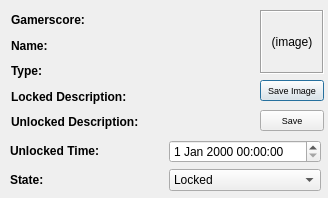
Above: XDBF/achievementviewer.ui from hetelek/XDBF-Manager before the change. Below: the same form after it.
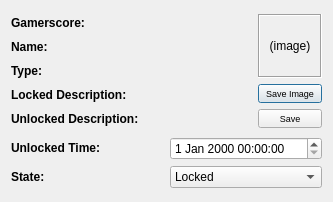
That is the form after the change.

Commit message: fixed UIs with layouts

Diff of the .ui file:
```diff
--- a/XDBF/achievementviewer.ui
+++ b/XDBF/achievementviewer.ui
@@ -6,37 +6,26 @@
    <rect>
     <x>0</x>
     <y>0</y>
-    <width>328</width>
-    <height>198</height>
+    <width>333</width>
+    <height>202</height>
    </rect>
   </property>
-  <property name="minimumSize">
-   <size>
-    <width>328</width>
-    <height>198</height>
-   </size>
-  </property>
-  <property name="maximumSize">
-   <size>
-    <width>328</width>
-    <height>198</height>
-   </size>
-  </property>
   <property name="windowTitle">
    <string>Achievement Entry</string>
   </property>
-  <widget class="QWidget" name="layoutWidget">
-   <property name="geometry">
-    <rect>
-     <x>11</x>
-     <y>11</y>
-     <width>241</width>
-     <height>121</height>
-    </rect>
-   </property>
+  <layout class="QVBoxLayout" name="verticalLayout_3">
+   <item>
+    <layout class="QHBoxLayout" name="horizontalLayout_3">
+     <item>
    <layout class="QVBoxLayout" name="verticalLayout">
     <item>
      <widget class="QLabel" name="gamerscoreLbl">
+         <property name="minimumSize">
+          <size>
+           <width>239</width>
+           <height>0</height>
+          </size>
+         </property>
       <property name="text">
        <string>&lt;b&gt;Gamerscore: &lt;/b&gt;</string>
       </property>
@@ -47,6 +36,12 @@
     </item>
     <item>
      <widget class="QLabel" name="nameLbl">
+         <property name="minimumSize">
+          <size>
+           <width>239</width>
+           <height>0</height>
+          </size>
+         </property>
       <property name="text">
        <string>&lt;b&gt;Name: &lt;/b&gt;</string>
       </property>
@@ -63,6 +58,12 @@
         <verstretch>0</verstretch>
        </sizepolicy>
       </property>
+         <property name="minimumSize">
+          <size>
+           <width>239</width>
+           <height>0</height>
+          </size>
+         </property>
       <property name="text">
        <string>&lt;b&gt;Type: &lt;/b&gt;</string>
       </property>
@@ -73,6 +74,12 @@
     </item>
     <item>
      <widget class="QLabel" name="lockedDescLbl">
+         <property name="minimumSize">
+          <size>
+           <width>239</width>
+           <height>0</height>
+          </size>
+         </property>
       <property name="text">
        <string>&lt;b&gt;Locked Description: &lt;/b&gt;</string>
       </property>
@@ -83,6 +90,12 @@
     </item>
     <item>
      <widget class="QLabel" name="unlockedDescLbl">
+         <property name="minimumSize">
+          <size>
+           <width>239</width>
+           <height>0</height>
+          </size>
+         </property>
       <property name="text">
        <string>&lt;b&gt;Unlocked Description: &lt;/b&gt;</string>
       </property>
@@ -92,16 +105,78 @@
      </widget>
     </item>
    </layout>
-  </widget>
-  <widget class="QWidget" name="layoutWidget_2">
-   <property name="geometry">
-    <rect>
-     <x>10</x>
-     <y>140</y>
-     <width>311</width>
-     <height>52</height>
-    </rect>
-   </property>
+     </item>
+     <item>
+      <layout class="QGridLayout" name="gridLayout">
+       <item row="0" column="0">
+        <widget class="QLabel" name="label_2">
+         <property name="minimumSize">
+          <size>
+           <width>64</width>
+           <height>64</height>
+          </size>
+         </property>
+         <property name="maximumSize">
+          <size>
+           <width>64</width>
+           <height>64</height>
+          </size>
+         </property>
+         <property name="frameShape">
+          <enum>QFrame::Box</enum>
+         </property>
+         <property name="frameShadow">
+          <enum>QFrame::Sunken</enum>
+         </property>
+         <property name="text">
+          <string>(image)</string>
+         </property>
+         <property name="alignment">
+          <set>Qt::AlignCenter</set>
+         </property>
+        </widget>
+       </item>
+       <item row="1" column="0">
+        <widget class="QPushButton" name="pushButton">
+         <property name="maximumSize">
+          <size>
+           <width>64</width>
+           <height>16777215</height>
+          </size>
+         </property>
+         <property name="font">
+          <font>
+           <pointsize>7</pointsize>
+          </font>
+         </property>
+         <property name="text">
+          <string>Save Image</string>
+         </property>
+        </widget>
+       </item>
+       <item row="2" column="0">
+        <widget class="QPushButton" name="pushButton_2">
+         <property name="maximumSize">
+          <size>
+           <width>64</width>
+           <height>16777215</height>
+          </size>
+         </property>
+         <property name="font">
+          <font>
+           <pointsize>7</pointsize>
+          </font>
+         </property>
+         <property name="text">
+          <string>Save</string>
+         </property>
+        </widget>
+       </item>
+      </layout>
+     </item>
+    </layout>
+   </item>
+   <item>
    <layout class="QVBoxLayout" name="verticalLayout_2">
     <item>
      <layout class="QHBoxLayout" name="horizontalLayout">
@@ -148,87 +223,8 @@
      </layout>
     </item>
    </layout>
-  </widget>
-  <widget class="QLabel" name="label">
-   <property name="geometry">
-    <rect>
-     <x>80</x>
-     <y>260</y>
-     <width>158</width>
-     <height>77</height>
-    </rect>
-   </property>
-   <property name="frameShape">
-    <enum>QFrame::NoFrame</enum>
-   </property>
-   <property name="frameShadow">
-    <enum>QFrame::Sunken</enum>
-   </property>
-   <property name="text">
-    <string/>
-   </property>
-   <property name="alignment">
-    <set>Qt::AlignCenter</set>
-   </property>
-  </widget>
-  <widget class="QLabel" name="label_2">
-   <property name="geometry">
-    <rect>
-     <x>260</x>
-     <y>10</y>
-     <width>64</width>
-     <height>64</height>
-    </rect>
-   </property>
-   <property name="frameShape">
-    <enum>QFrame::Box</enum>
-   </property>
-   <property name="frameShadow">
-    <enum>QFrame::Sunken</enum>
-   </property>
-   <property name="text">
-    <string>(image)</string>
-   </property>
-   <property name="alignment">
-    <set>Qt::AlignCenter</set>
-   </property>
-  </widget>
-  <widget class="QPushButton" name="pushButton">
-   <property name="geometry">
-    <rect>
-     <x>260</x>
-     <y>80</y>
-     <width>64</width>
-     <height>21</height>
-    </rect>
-   </property>
-   <property name="font">
-    <font>
-     <pointsize>7</pointsize>
-    </font>
-   </property>
-   <property name="text">
-    <string>Save Image</string>
-   </property>
-  </widget>
-  <widget class="QPushButton" name="pushButton_2">
-   <property name="geometry">
-    <rect>
-     <x>260</x>
-     <y>110</y>
-     <width>64</width>
-     <height>21</height>
-    </rect>
-   </property>
-   <property name="font">
-    <font>
-     <pointsize>7</pointsize>
-    </font>
-   </property>
-   <property name="text">
-    <string>Save</string>
-   </property>
-  </widget>
+   </item>
+  </layout>
  </widget>
  <resources/>
  <connections/>
```
Lines whose indentation alone changed are shown as unchanged. The commit also changes 15 other files.
